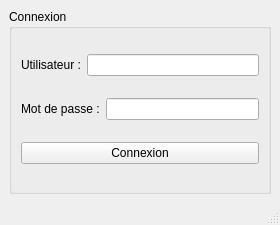
This is S2/R2.02-DevDapplisAvecIHM/TD6/mainWindowEtDialog/mainwindow.ui in mchabanat/BUT-Informatique as Qt 5 draws it before an edit. The edited form follows.
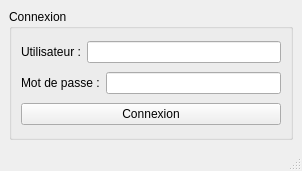
This is the edited form.

Diff of the .ui file:
```diff
--- a/S2/R2.02-DevDapplisAvecIHM/TD6/mainWindowEtDialog/mainwindow.ui
+++ b/S2/R2.02-DevDapplisAvecIHM/TD6/mainWindowEtDialog/mainwindow.ui
@@ -6,10 +6,22 @@
    <rect>
     <x>0</x>
     <y>0</y>
-    <width>280</width>
-    <height>225</height>
+    <width>302</width>
+    <height>171</height>
    </rect>
   </property>
+  <property name="minimumSize">
+   <size>
+    <width>302</width>
+    <height>171</height>
+   </size>
+  </property>
+  <property name="maximumSize">
+   <size>
+    <width>302</width>
+    <height>171</height>
+   </size>
+  </property>
   <property name="windowTitle">
    <string>MainWindow</string>
   </property>
```
Left out of the diff: 2 changed lines with no effect on the pictures.
